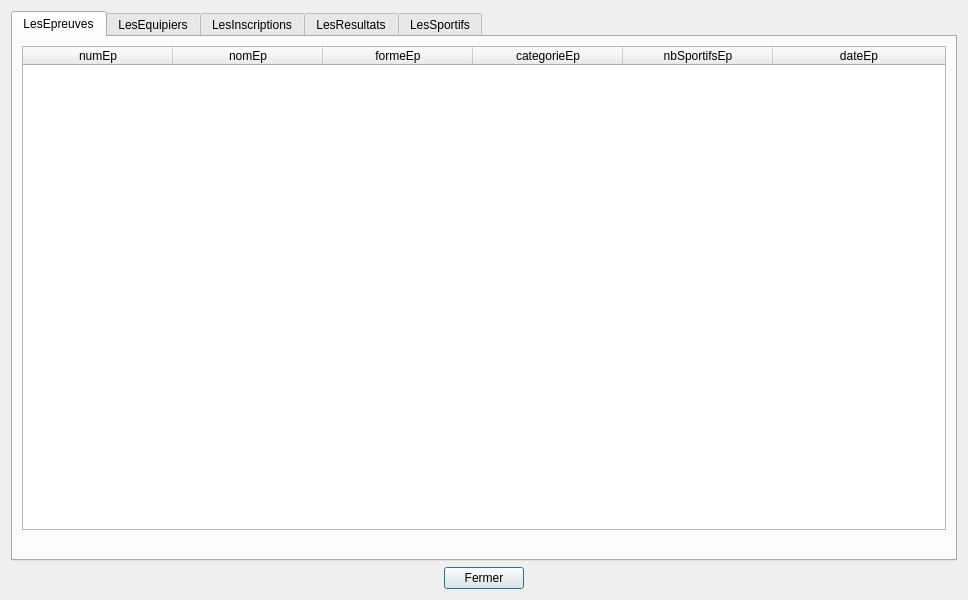
First picture: the form in gui/tablesData.ui, repository BenoitPE/CEBDProject, before the edit.
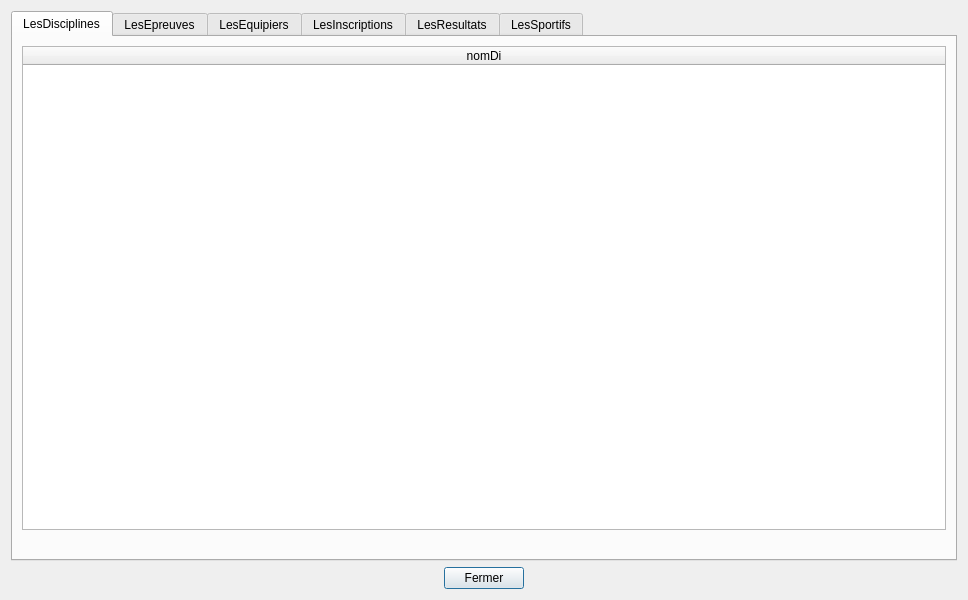
Second picture: the form after the edit. The open tabs and pages were chosen to show the change.

Commit message: feat(1.3) : Ajout de la table LesDisciplines, modification de la table LesEpreuves et mise a jour de l'affichage

Diff of the .ui file:
```diff
--- a/gui/tablesData.ui
+++ b/gui/tablesData.ui
@@ -31,6 +31,123 @@
      <property name="currentIndex">
       <number>4</number>
      </property>
+     <widget class="QWidget" name="tabDisciplines">
+      <attribute name="title">
+       <string>LesDisciplines</string>
+      </attribute>
+      <layout class="QVBoxLayout" name="verticalLayout_8">
+       <item>
+        <widget class="QTableWidget" name="tableDisciplines">
+         <property name="sizePolicy">
+          <sizepolicy hsizetype="Expanding" vsizetype="Expanding">
+           <horstretch>0</horstretch>
+           <verstretch>0</verstretch>
+          </sizepolicy>
+         </property>
+         <property name="minimumSize">
+          <size>
+           <width>0</width>
+           <height>400</height>
+          </size>
+         </property>
+         <property name="baseSize">
+          <size>
+           <width>0</width>
+           <height>0</height>
+          </size>
+         </property>
+         <property name="layoutDirection">
+          <enum>Qt::LeftToRight</enum>
+         </property>
+         <property name="sizeAdjustPolicy">
+          <enum>QAbstractScrollArea::AdjustToContents</enum>
+         </property>
+         <property name="sortingEnabled">
+          <bool>true</bool>
+         </property>
+         <property name="columnCount">
+          <number>1</number>
+         </property>
+         <attribute name="horizontalHeaderCascadingSectionResizes">
+          <bool>true</bool>
+         </attribute>
+         <attribute name="horizontalHeaderMinimumSectionSize">
+          <number>50</number>
+         </attribute>
+         <attribute name="horizontalHeaderDefaultSectionSize">
+          <number>150</number>
+         </attribute>
+         <attribute name="horizontalHeaderHighlightSections">
+          <bool>true</bool>
+         </attribute>
+         <attribute name="horizontalHeaderShowSortIndicator" stdset="0">
+          <bool>true</bool>
+         </attribute>
+         <attribute name="horizontalHeaderStretchLastSection">
+          <bool>true</bool>
+         </attribute>
+         <attribute name="verticalHeaderVisible">
+          <bool>false</bool>
+         </attribute>
+         <column>
+          <property name="text">
+           <string>nomDi</string>
+          </property>
+         </column>
+        </widget>
+       </item>
+       <item>
+        <widget class="QLabel" name="label_disciplines">
+         <property name="palette">
+          <palette>
+           <active>
+            <colorrole role="WindowText">
+             <brush brushstyle="SolidPattern">
+              <color alpha="255">
+               <red>255</red>
+               <green>0</green>
+               <blue>0</blue>
+              </color>
+             </brush>
+            </colorrole>
+           </active>
+           <inactive>
+            <colorrole role="WindowText">
+             <brush brushstyle="SolidPattern">
+              <color alpha="255">
+               <red>255</red>
+               <green>0</green>
+               <blue>0</blue>
+              </color>
+             </brush>
+            </colorrole>
+           </inactive>
+           <disabled>
+            <colorrole role="WindowText">
+             <brush brushstyle="SolidPattern">
+              <color alpha="255">
+               <red>120</red>
+               <green>120</green>
+               <blue>120</blue>
+              </color>
+             </brush>
+            </colorrole>
+           </disabled>
+          </palette>
+         </property>
+         <property name="text">
+          <string/>
+         </property>
+         <property name="scaledContents">
+          <bool>true</bool>
+         </property>
+         <property name="alignment">
+          <set>Qt::AlignCenter</set>
+         </property>
+        </widget>
+       </item>
+      </layout>
+     </widget>
      <widget class="QWidget" name="tabEpreuves">
       <attribute name="title">
        <string>LesEpreuves</string>
@@ -66,7 +183,7 @@
           <bool>true</bool>
          </property>
          <property name="columnCount">
-          <number>6</number>
+          <number>7</number>
          </property>
          <attribute name="horizontalHeaderCascadingSectionResizes">
           <bool>true</bool>
@@ -119,6 +236,11 @@
            <string>dateEp</string>
           </property>
          </column>
+         <column>
+          <property name="text">
+           <string>nomDi</string>
+          </property>
+         </column>
         </widget>
        </item>
        <item>
```
Left out of the diff: 2 changed lines with no effect on the pictures. The commit also changes 3 other files.
